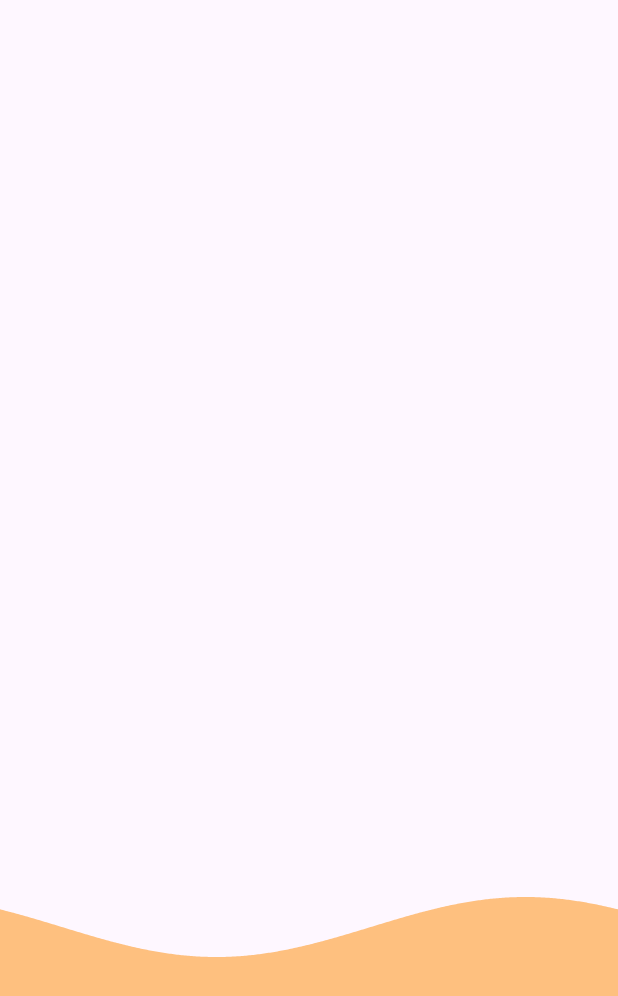
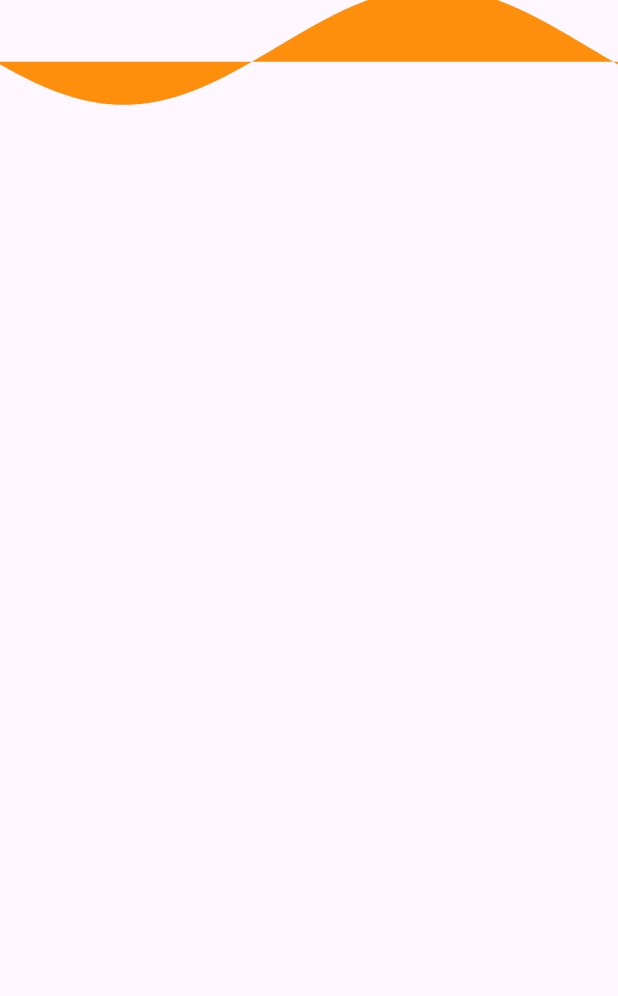
Before and after one commit to Trackpi/Sales.Org, a Flutter app: the screen it shows after launch, on a phone screen of 412 x 824 dp. Shown: the top 996 px of the screen. Run offline on Flutter 3.47's test engine with Material 3 defaults, Android fonts, the phone set to English and light mode, and no system bars.

Commit message:
upgoing animation

```diff
--- a/lib/views/demo/demo.dart
+++ b/lib/views/demo/demo.dart
@@ -1,25 +1,51 @@
+import 'package:flutter/material.dart';
 import 'dart:math';
 
-import 'package:flutter/material.dart';
+void main() {
+  runApp(MyApp());
+}
 
-
-
+class MyApp extends StatelessWidget {
+  @override
+  Widget build(BuildContext context) {
+    return MaterialApp(
+      home: WaveBackgroundScreen(),
+    );
+  }
+}
 
 class WaveBackgroundScreen extends StatefulWidget {
   @override
   _WaveBackgroundScreenState createState() => _WaveBackgroundScreenState();
 }
 
-class _WaveBackgroundScreenState extends State<WaveBackgroundScreen> with SingleTickerProviderStateMixin {
+class _WaveBackgroundScreenState extends State<WaveBackgroundScreen>
+    with SingleTickerProviderStateMixin {
   late AnimationController _controller;
+  late Animation<double> _animation;
 
   @override
   void initState() {
     super.initState();
     _controller = AnimationController(
       vsync: this,
-      duration: Duration(seconds: 2),
-    )..repeat();
+      duration: Duration(seconds: 4),
+    );
+
+    _animation = Tween<double>(begin: 0.0, end: 1.0).animate(_controller)
+      ..addListener(() {
+        setState(() {});
+      })
+      ..addStatusListener((status) {
+        if (status == AnimationStatus.completed) {
+          setState(() {
+            // Change to a solid color after animation completes
+            _controller.stop();
+          });
+        }
+      });
+
+    _controller.repeat();
   }
 
   @override
@@ -31,14 +57,9 @@ class _WaveBackgroundScreenState extends State<WaveBackgroundScreen> with Single
   @override
   Widget build(BuildContext context) {
     return Scaffold(
-      body: AnimatedBuilder(
-        animation: _controller,
-        builder: (context, child) {
-          return CustomPaint(
-            painter: WavePainter(_controller.value),
-            child: Container(),
-          );
-        },
+      body: CustomPaint(
+        painter: WavePainter(_animation.value),
+        child: Container(),
       ),
     );
   }
@@ -52,23 +73,26 @@ class WavePainter extends CustomPainter {
   @override
   void paint(Canvas canvas, Size size) {
     final paint = Paint()
-      ..color = Color(0xffFE8900).withOpacity(0.5)
+      ..color = Color(0xffFE8900).withOpacity(animationValue)
       ..style = PaintingStyle.fill;
 
     final path = Path();
 
-    final waveHeight = 20.0;
+    final waveHeight =
+        20.0 + 20.0 * animationValue; // Adjust wave height with animation
     final waveLength = size.width;
 
-    path.moveTo(0, size.height);
-    path.lineTo(0, size.height * 0.75);
+    path.moveTo(0, size.height * (1 - animationValue));
+    path.lineTo(0, size.height * (1 - animationValue) * 0.75);
 
     for (double i = 0; i <= waveLength; i++) {
-      final y = size.height * 0.75 + waveHeight * sin((i / waveLength * 2 * pi) + (animationValue * 2 * pi));
+      final y = size.height * (1 - animationValue) * 0.75 +
+          waveHeight *
+              sin((i / waveLength * 2 * pi) - (animationValue * 2 * pi));
       path.lineTo(i, y);
     }
 
-    path.lineTo(size.width, size.height);
+    path.lineTo(size.width, size.height * (1 - animationValue));
     path.close();
 
     canvas.drawPath(path, paint);
```
